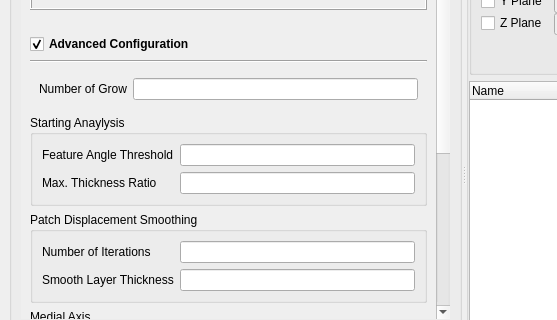
This is baramMesh/view/main_window/main_window.ui in nextfoam/baram as Qt 5 draws it before an edit; both pictures show x 0 to 557 and y 217 to 537 of the 1221 by 891 pixel window. The edited form follows.
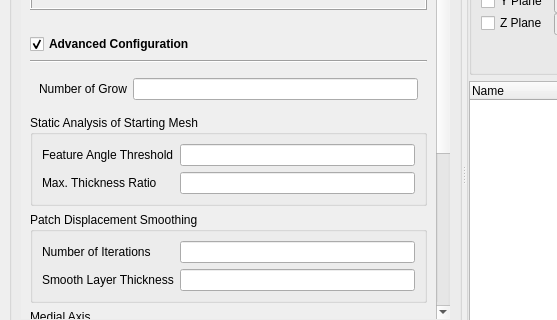
This is the edited form. The open tabs and pages were chosen to show the change. Icons and pictures are not drawn. Custom widgets are drawn as their Qt base class.

Diff of the .ui file:
```diff
--- a/baramMesh/view/main_window/main_window.ui
+++ b/baramMesh/view/main_window/main_window.ui
@@ -1881,7 +1881,7 @@
                          <item>
                           <widget class="QGroupBox" name="groupBox_5">
                            <property name="title">
-                            <string>Starting Anaylysis</string>
+                            <string>Static Analysis of Starting Mesh</string>
                            </property>
                            <layout class="QFormLayout" name="formLayout_9">
                             <item row="1" column="0">
```
